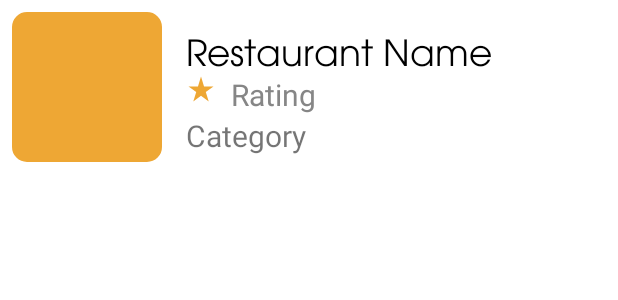
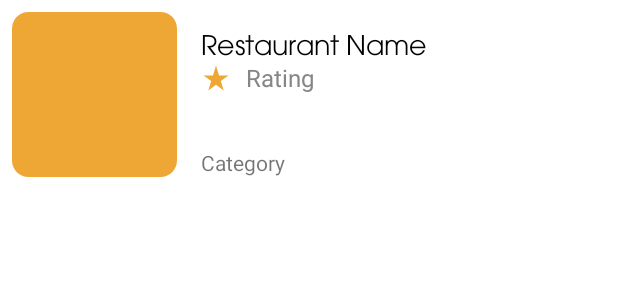
Before and after one commit to tusdang33/Food_App, an Android app: the layout item_manage_restaurant.xml on its own in the app's theme, with its tools: preview values and no code run, on a phone screen of 412 x 824 dp. Shown: the top 300 px of the screen. Run offline under Robolectric (Android 15) with nearby library versions, the phone set to English and light mode, and no system bars.

```diff
--- a/app/build.gradle
+++ b/app/build.gradle
@@ -4,7 +4,7 @@ plugins {
     id 'com.google.gms.google-services'
     id 'kotlin-kapt'
     id 'dagger.hilt.android.plugin'
-    id("androidx.navigation.safeargs")
+    id 'androidx.navigation.safeargs'
 }
 
 android {
--- a/app/src/main/res/layout/fragment_profile.xml
+++ b/app/src/main/res/layout/fragment_profile.xml
@@ -3,6 +3,7 @@
     xmlns:tools="http://schemas.android.com/tools"
     android:layout_width="match_parent"
     android:layout_height="match_parent"
+    android:orientation="vertical"
     tools:context=".presentation.profile.ProfileFragment">
 
     <!-- TODO: Update blank fragment layout -->
@@ -17,6 +18,7 @@
         android:layout_width="wrap_content"
         android:layout_height="wrap_content"
         android:text="food" />
+
     <Button
         android:id="@+id/btnManage"
         android:layout_width="wrap_content"
@@ -27,6 +29,6 @@
         android:id="@+id/btnManageFood"
         android:layout_width="wrap_content"
         android:layout_height="wrap_content"
-        android:text="manage" />
+        android:text="manage food" />
 
 </LinearLayout>
--- a/app/src/main/res/layout/item_manage_restaurant.xml
+++ b/app/src/main/res/layout/item_manage_restaurant.xml
@@ -1,15 +1,15 @@
 <?xml version="1.0" encoding="utf-8"?>
 <androidx.constraintlayout.widget.ConstraintLayout xmlns:android="http://schemas.android.com/apk/res/android"
+    xmlns:app="http://schemas.android.com/apk/res-auto"
     android:layout_width="match_parent"
     android:layout_height="wrap_content"
-    xmlns:app="http://schemas.android.com/apk/res-auto"
-    android:paddingVertical="8dp"
-    android:layout_marginHorizontal="8dp">
+    android:layout_marginHorizontal="8dp"
+    android:paddingVertical="8dp">
 
     <com.google.android.material.imageview.ShapeableImageView
         android:id="@+id/ivRestaurant"
-        android:layout_width="100dp"
-        android:layout_height="100dp"
+        android:layout_width="110dp"
+        android:layout_height="110dp"
         android:adjustViewBounds="true"
         android:scaleType="centerCrop"
         android:src="@color/main_color"
@@ -22,50 +22,49 @@
         android:id="@+id/tvRestaurantName"
         android:layout_width="0dp"
         android:layout_height="wrap_content"
+        android:layout_marginStart="16dp"
+        android:layout_marginTop="8dp"
+        android:fontFamily="@font/utm_avo"
+        android:text="@string/register_tv_restaurant_name"
         android:textColor="@color/black"
-        android:text="@string/register_tv_restaurant_name"
-        android:textSize="24sp"
-        android:fontFamily="@font/utm_avo"
-        android:layout_marginStart="16dp"
-        android:layout_marginEnd="32dp"
-        android:layout_marginTop="8dp"
+        android:textSize="18sp"
         app:layout_constraintEnd_toEndOf="parent"
         app:layout_constraintStart_toEndOf="@+id/ivRestaurant"
         app:layout_constraintTop_toTopOf="parent" />
+
     <ImageView
         android:id="@+id/ivStarRate"
         android:layout_width="20dp"
         android:layout_height="20dp"
+        android:layout_marginStart="16dp"
         android:src="@drawable/ic_star_rate"
-        android:layout_marginStart="16dp"
+        app:layout_constraintBottom_toBottomOf="@id/tvRating"
         app:layout_constraintEnd_toStartOf="@id/tvRating"
         app:layout_constraintStart_toEndOf="@id/ivRestaurant"
-        app:layout_constraintTop_toBottomOf="@id/tvRestaurantName"
-        />
+        app:layout_constraintTop_toTopOf="@id/tvRating" />
+
     <TextView
         android:id="@+id/tvRating"
         android:layout_width="0dp"
         android:layout_height="wrap_content"
+        android:layout_marginStart="10dp"
+        android:text="@string/tv_rating_restaurant"
+        android:textColor="@color/body_text_color"
+        android:textSize="16sp"
         app:layout_constraintEnd_toEndOf="parent"
         app:layout_constraintStart_toEndOf="@id/ivStarRate"
-        app:layout_constraintTop_toBottomOf="@id/tvRestaurantName"
-        android:textSize="20sp"
-        android:textColor="@color/body_text_color"
-        android:text="@string/tv_rating_restaurant"
-        android:layout_marginStart="10dp"
-        />
+        app:layout_constraintTop_toBottomOf="@id/tvRestaurantName" />
 
     <TextView
         android:id="@+id/tvCategory"
         android:layout_width="0dp"
         android:layout_height="wrap_content"
+        android:layout_marginStart="16dp"
+        android:text="@string/tv_category"
+        android:textSize="14sp"
+        app:layout_constraintBottom_toBottomOf="parent"
         app:layout_constraintEnd_toEndOf="parent"
-        app:layout_constraintTop_toBottomOf="@id/tvRating"
-        app:layout_constraintStart_toEndOf="@id/ivRestaurant"
-        android:text="@string/tv_category"
-        android:textSize="20sp"
-        android:layout_marginStart="16dp"
-        />
+        app:layout_constraintStart_toEndOf="@id/ivRestaurant" />
 
 
 </androidx.constraintlayout.widget.ConstraintLayout>
```
Also changed, not shown: app/src/main/java/com/kaizm/food_app/presentation/manageRestaurant/ManageRestaurantAdapter.kt (+7 -15 lines), app/src/main/java/com/kaizm/food_app/presentation/manageRestaurant/ManageRestaurantFragment.kt (+6 -6 lines), app/src/main/java/com/kaizm/food_app/presentation/manage_food/ManageFoodFragment.kt (+7 -1 lines), app/src/main/res/navigation/nav_graph.xml (+8 -1 lines).
